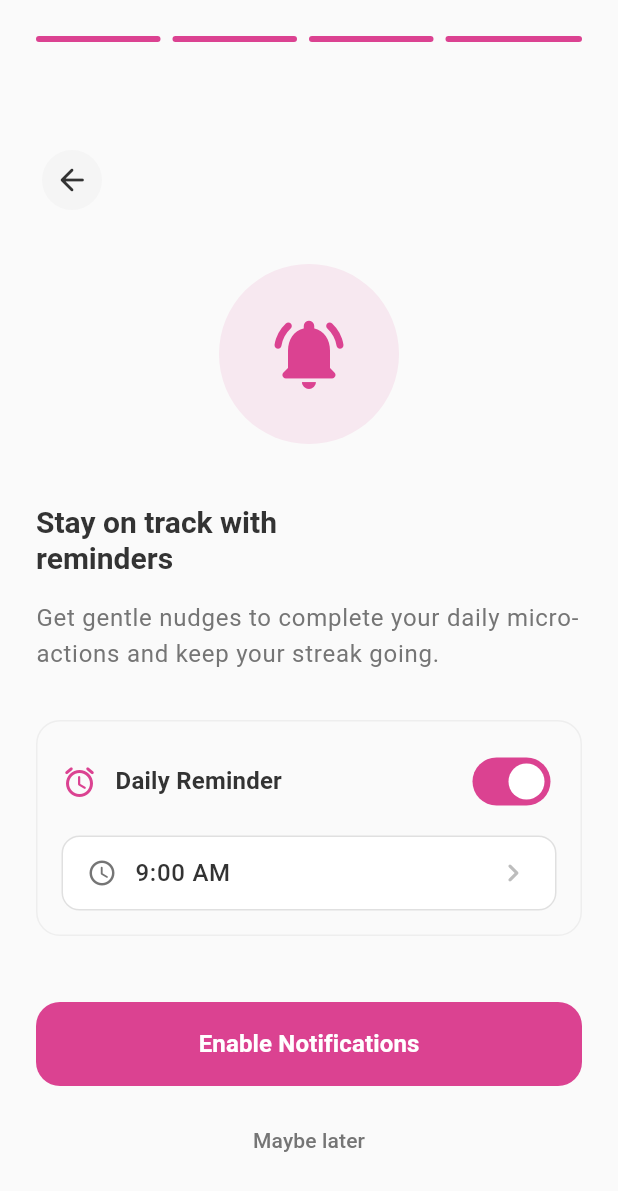
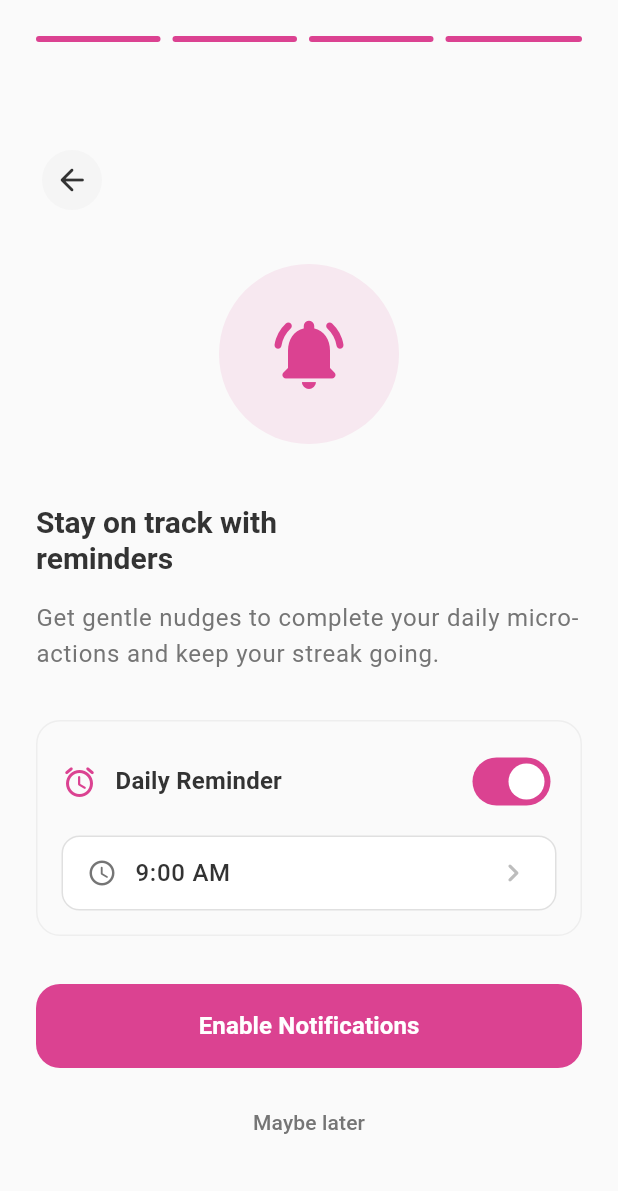
Before and after one commit to sixtusagbo/aspire, a Flutter app: the OnboardingScreen screen opened by its route, swiped to page 4, on a phone screen of 412 x 824 dp. Shown: the top 1191 px of the screen. Run offline on Flutter 3.47's test engine with Material 3 defaults, Android fonts, the phone set to English and light mode, and no system bars; drawn by our look-alikes of toastification, upgrader; our stand-ins replace cloud_firestore, cloud_functions, confetti, dart_mappable, firebase_auth, firebase_core and 11 more; missing offline and left inert: purchases_flutter; accounts and stored records are empty; generated files the repository leaves out were written again.

Commit message:
Fix RevenueCat anonymous logout error and notification step overflow

```diff
--- a/lib/features/onboarding/widgets/notification_step.dart
+++ b/lib/features/onboarding/widgets/notification_step.dart
@@ -77,7 +77,7 @@ class _NotificationStepState extends ConsumerState<NotificationStep> {
 
   @override
   Widget build(BuildContext context) {
-    return Padding(
+    return SingleChildScrollView(
       padding: const EdgeInsets.all(24.0),
       child: Column(
         crossAxisAlignment: CrossAxisAlignment.start,
@@ -204,8 +204,7 @@ class _NotificationStepState extends ConsumerState<NotificationStep> {
               ],
             ),
           ),
-
-          const Spacer(),
+          const SizedBox(height: 32),
 
           // Enable button
           SizedBox(
--- a/lib/services/revenue_cat_service.dart
+++ b/lib/services/revenue_cat_service.dart
@@ -57,6 +57,11 @@ class RevenueCatService {
   /// Logout user from RevenueCat
   Future<void> logout() async {
     try {
+      // Check if user is anonymous - can't logout anonymous users
+      if (await Purchases.isAnonymous) {
+        Log.i('RevenueCat user is anonymous, skipping logout');
+        return;
+      }
       await Purchases.logOut();
       Log.i('RevenueCat user logged out');
     } catch (e, stack) {
```
Also changed, not shown: 2 other files.
